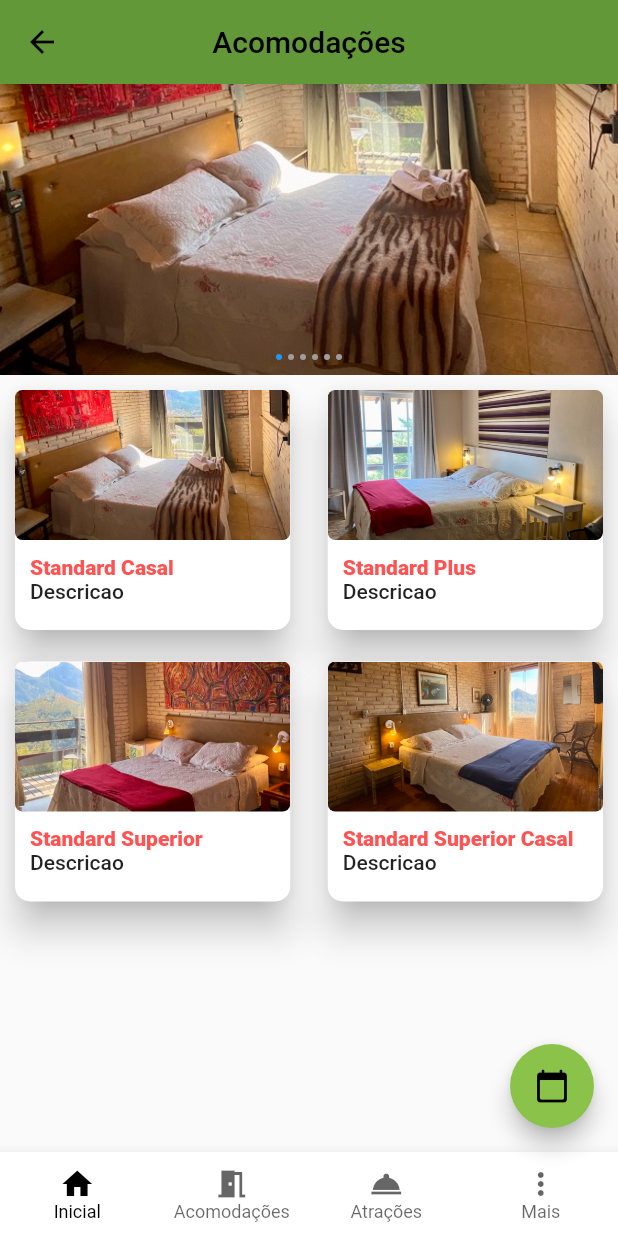
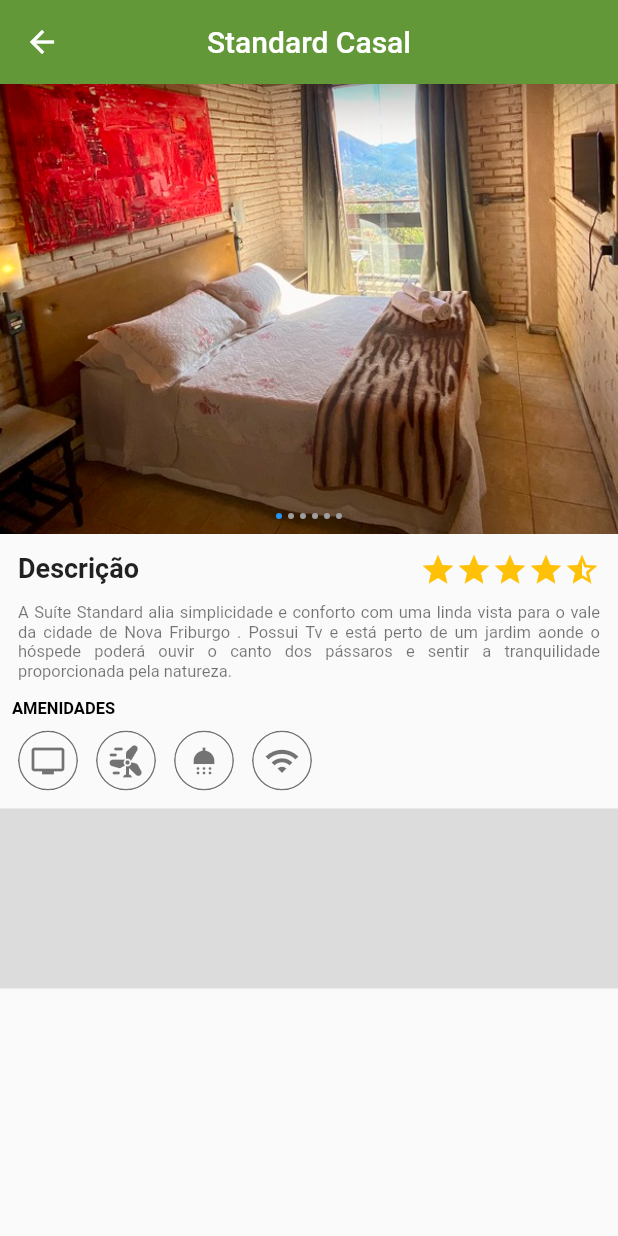
Before and after one commit to mattostiago/vdf, a Flutter app: the Acomodacoes screen opened directly, after a tap on "Standard Casal", on a phone screen of 412 x 824 dp. Run offline on Flutter 3.47's test engine with Material 2 defaults, Android fonts, the phone set to English and light mode, and no system bars; drawn by our look-alikes of flutter_image_slideshow; our stand-ins replace carousel_slider.

Commit message:
Novas páginas de acomodações

```diff
--- a/lib/source/screens/acomodacoes.dart
+++ b/lib/source/screens/acomodacoes.dart
@@ -3,6 +3,10 @@ import 'package:flutter/src/widgets/container.dart';
 import 'package:flutter/src/widgets/framework.dart';
 import 'package:flutter_image_slideshow/flutter_image_slideshow.dart';
 import 'package:vdf/source/responsive/dimensions.dart';
+import 'package:vdf/source/screens/acomodacoes/standard-casal.dart';
+import 'package:vdf/source/screens/acomodacoes/standard-plus.dart';
+import 'package:vdf/source/screens/acomodacoes/standard-superior-casal.dart';
+import 'package:vdf/source/screens/acomodacoes/standard-superior.dart';
 
 class Acomodacoes extends StatefulWidget {
   const Acomodacoes({super.key});
@@ -15,13 +19,13 @@ class _AcomodacoesState extends State<Acomodacoes> {
   int _currentIndex = 0;
   final List<MenuAcomodacoes> menu = [
     MenuAcomodacoes('assets/acomodacoes/standard-casal/margarida.jpg',
-        'Standard Casal', 'Descricao'),
+        'Standard Casal', 'Descricao', StandardCasal()),
     MenuAcomodacoes('assets/acomodacoes/standard-plus/azaleia-2.jpg',
-        'Standard Plus', 'Descricao'),
+        'Standard Plus', 'Descricao', StandardPlus()),
     MenuAcomodacoes('assets/acomodacoes/standard-superior/rosa.jpg',
-        'Standard Superior', 'Descricao'),
+        'Standard Superior', 'Descricao', StandardSuperior()),
     MenuAcomodacoes('assets/acomodacoes/standard-superior-casal/violeta.jpg',
-        'Standard Superior Casal', 'Descricao'),
+        'Standard Superior Casal', 'Descricao', StandardSuperiorCasal()),
   ];
   @override
   Widget build(BuildContext context) {
@@ -30,8 +34,12 @@ class _AcomodacoesState extends State<Acomodacoes> {
     return Scaffold(
       extendBodyBehindAppBar: true,
       appBar: AppBar(
+        foregroundColor: Colors.white,
         //backgroundColor: Colors.black,
-        title: const Text("Acomodações"),
+        title: const Text(
+          "Acomodações",
+          //style: TextStyle(color: Colors.white),
+        ),
         centerTitle: true,
         elevation: 10,
         backgroundColor: Color.fromARGB(255, 98, 152, 55),
@@ -160,7 +168,7 @@ class _AcomodacoesState extends State<Acomodacoes> {
                           ),
                           onTap: () {
                             Navigator.of(context).push(MaterialPageRoute(
-                                builder: (context) => Acomodacoes()));
+                                builder: (context) => menu[index].classe));
                           },
                         ),
                       );
@@ -216,10 +224,11 @@ ThemeData _buildShrineTheme() {
 }
 
 class MenuAcomodacoes {
-  MenuAcomodacoes(this.image, this.title, this.description);
+  MenuAcomodacoes(this.image, this.title, this.description, this.classe);
   final String image;
   final String title;
   final String description;
+  final classe;
 }
 
 TextTheme _buildShrineTextTheme(TextTheme base) {
--- /dev/null
+++ b/lib/source/screens/acomodacoes/standard-casal.dart
@@ -0,0 +1,342 @@
+import 'package:flutter/material.dart';
+import 'package:flutter_image_slideshow/flutter_image_slideshow.dart';
+
+class StandardCasal extends StatefulWidget {
+  StandardCasal({Key? key}) : super(key: key);
+
+  @override
+  State<StandardCasal> createState() => _StandardCasalState();
+}
+
+class _StandardCasalState extends State<StandardCasal> {
+  int _indiceAtual = 0;
+
+  @override
+  Widget build(BuildContext context) {
+    return Scaffold(
+      appBar: AppBar(
+        foregroundColor: Colors.white,
+        //backgroundColor: Colors.black,
+        title: const Text(
+          "Standard Casal",
+          //style: TextStyle(color: Colors.white),
+        ),
+        centerTitle: true,
+        elevation: 10,
+        backgroundColor: Color.fromARGB(255, 98, 152, 55),
+        //backgroundColor: Colors.cyan[900],
+      ),
+      body: Column(
+        children: [
+          ImageSlideshow(
+            indicatorColor: Colors.blue,
+            onPageChanged: (value) {
+              //debugPrint('Page changed: $value');
+            },
+            height: 300,
+            indicatorRadius: 2,
+            autoPlayInterval: 3000,
+            isLoop: true,
+            children: [
+              Image.asset(
+                'assets/acomodacoes/standard-casal/margarida.jpg',
+                fit: BoxFit.cover,
+              ),
+              Image.asset(
+                'assets/acomodacoes/standard-plus/azaleia-2.jpg',
+                fit: BoxFit.cover,
+              ),
+              Image.asset(
+                'assets/acomodacoes/standard-superior/begonia.jpg',
+                fit: BoxFit.cover,
+              ),
+              Image.asset(
+                'assets/acomodacoes/standard-superior/Bouganville.jpg',
+                fit: BoxFit.cover,
+              ),
+              Image.asset(
+                'assets/acomodacoes/standard-superior/Bromelia.jpg',
+                fit: BoxFit.cover,
+              ),
+              Image.asset(
+                'assets/acomodacoes/standard-superior/rosa.jpg',
+                fit: BoxFit.cover,
+              ),
+            ],
+          ),
+          Expanded(
+            child: SingleChildScrollView(
+              child: Column(
+                children: [
+                  Padding(
+                    padding: const EdgeInsets.only(
+                      left: 12,
+                      top: 12,
+                      bottom: 10,
+                    ),
+                    child: Row(
+                      crossAxisAlignment: CrossAxisAlignment.start,
+                      mainAxisAlignment: MainAxisAlignment.start,
+                      children: [
+                        const Text(
+                          "Descrição",
+                          textAlign: TextAlign.start,
+                          style: TextStyle(
+                            fontSize: 18,
+                            fontWeight: FontWeight.w700,
+                            color: Colors.black87,
+                          ),
+                        ),
+                        Spacer(),
+                        Padding(
+                          padding: const EdgeInsets.only(right: 12),
+                          child: InkWell(
+                            child: Row(
+                              crossAxisAlignment: CrossAxisAlignment.start,
+                              mainAxisAlignment: MainAxisAlignment.start,
+                              children: const [
+                                Icon(Icons.star_purple500_sharp,
+                                    color: Colors.amber),
+                                Icon(Icons.star_purple500_sharp,
+                                    color: Colors.amber),
+                                Icon(Icons.star_purple500_sharp,
+                                    color: Colors.amber),
+                                Icon(Icons.star_purple500_sharp,
+                                    color: Colors.amber),
+                                Icon(Icons.star_half_sharp,
+                                    color: Colors.amber),
+                                //Text(  "Avaliações", textAlign: TextAlign.center, ),
+                              ],
+                            ),
+                            onTap: () {
+                              retornaDialog(context, "Avaliações",
+                                  "Confira o que os hóspedes estão falando dessa acomodação.");
+                            },
+                          ),
+                        ),
+                      ],
+                    ),
+                  ),
+
+                  /*  Padding(
+              padding: const EdgeInsets.only(
+                left: 8,
+              ),
+              child: Row(
+                crossAxisAlignment: CrossAxisAlignment.start,
+                mainAxisAlignment: MainAxisAlignment.start,
+                children: const [
+                  Text(
+                    "DESCRIÇÃO",
+                    textAlign: TextAlign.start,
+                    style: TextStyle(
+                      fontSize: 11,
+                      fontWeight: FontWeight.w700,
+                      color: Colors.black,
+                    ),
+                  ),
+                ],
+              ),
+            ),*/
+                  Padding(
+                    padding: const EdgeInsets.only(
+                      left: 12,
+                      bottom: 12,
+                      right: 12,
+                    ),
+                    child: Container(
+                      child: const Text(
+                        "A Suíte Standard alia simplicidade e conforto com uma linda vista para o vale da cidade de Nova Friburgo . Possui Tv e está perto de um jardim aonde o hóspede poderá ouvir o canto dos pássaros e sentir a tranquilidade proporcionada pela natureza.",
+                        textAlign: TextAlign.justify,
+                        style: TextStyle(
+                          fontSize: 11,
+                          color: Colors.black54,
+                          overflow: TextOverflow.visible,
+                        ),
+                      ),
+                    ),
+                  ),
+                  Padding(
+                    padding: const EdgeInsets.only(
+                      left: 8,
+                      bottom: 8,
+                    ),
+                    child: Row(
+                      crossAxisAlignment: CrossAxisAlignment.start,
+                      mainAxisAlignment: MainAxisAlignment.start,
+                      children: const [
+                        Text(
+                          "AMENIDADES",
+                          textAlign: TextAlign.start,
+                          style: TextStyle(
+                            fontSize: 11,
+                            fontWeight: FontWeight.w700,
+                            color: Colors.black,
+                          ),
+                        ),
+                      ],
+                    ),
+                  ),
+                  Row(
+                    children: [
+                      Padding(
+                        padding: const EdgeInsets.only(left: 12),
+                        child: ClipOval(
+                          child: Material(
+                            shape: const CircleBorder(
+                                side: BorderSide(color: Colors.black54)),
+                            child: InkWell(
+                              splashColor: Colors.black45, // Splash color
+                              onTap: () {
+                                retornaDialog(context, "TV",
+                                    "O Standard Casal conta com TV LCD.");
+                              },
+                              child: const SizedBox(
+                                width: 40,
+                                height: 40,
+                                child: Icon(
+                                  Icons.tv,
+                                  color: Colors.black54,
+                                ),
+                              ),
+                            ),
+                          ),
+                        ),
+                      ),
+                      Padding(
+                        padding: const EdgeInsets.only(left: 12),
+                        child: ClipOval(
+                          child: Material(
+                            shape: const CircleBorder(
+                                side: BorderSide(color: Colors.black54)),
+                            child: InkWell(
+                              splashColor: Colors.black45, // Splash color
+                              onTap: () {
+                                retornaDialog(context, "Ventilador",
+                                    "O Standard Casal conta ventilador.");
+                              },
+                              child: const SizedBox(
+                                width: 40,
+                                height: 40,
+                                child: Icon(
+                                  Icons.wind_power_rounded,
+                                  color: Colors.black54,
+                                ),
+                              ),
+                            ),
+                          ),
+                        ),
+                      ),
+                      /*
+              Padding(
+                padding: const EdgeInsets.only(left: 12),
+                child: ClipOval(
+                  child: Material(
+                    shape: const CircleBorder(
+                        side: BorderSide(color: Colors.black54)),
+                    child: InkWell(
+                      splashColor: Colors.black45, // Splash color
+                      onTap: () {
+                        retornaDialog(context, "TV",
+                            "O Standard Casal conta com TV LCD.");
+                      },
+                      child: const SizedBox(
+                        width: 40,
+                        height: 40,
+                        child: Icon(
+                          Icons.air,
+                          color: Colors.black54,
+                        ),
+                      ),
+                    ),
+                  ),
+                ),
+              ),*/
+                      Padding(
+                        padding: const EdgeInsets.only(left: 12),
+                        child: ClipOval(
+                          child: Material(
+                            shape: const CircleBorder(
+                                side: BorderSide(color: Colors.black54)),
+                            child: InkWell(
+                              splashColor: Colors.black45, // Splash color
+                              onTap: () {
+                                retornaDialog(context, "Banheiro privativo",
+                                    "Banheiro privativo com chuveiro com aquecimento.");
+                              },
+                              child: const SizedBox(
+                                width: 40,
+                                height: 40,
+                                child: Icon(
+                                  Icons.shower,
+                                  color: Colors.black54,
+                                ),
+                              ),
+                            ),
+                          ),
+                        ),
+                      ),
+                      Padding(
+                        padding: const EdgeInsets.only(left: 12),
+                        child: ClipOval(
+                          child: Material(
+                            shape: const CircleBorder(
+                                side: BorderSide(color: Colors.black54)),
+                            child: InkWell(
+                              splashColor: Colors.black45, // Splash color
+                              onTap: () {
+                                retornaDialog(context, "Wi-Fi",
+                                    "Wi-Fi grátis disponível.");
+                              },
+                              child: const SizedBox(
+                                width: 40,
+                                height: 40,
+                                child: Icon(
+                                  Icons.wifi,
+                                  color: Colors.black54,
+                                ),
+                              ),
+                            ),
+                          ),
+                        ),
+                      ),
+                    ],
+                  ),
+                  Padding(
+                    padding: EdgeInsets.only(
+                      top: 12,
+                    ),
+                    child: Container(
+                      color: Colors.black12,
+                      height: 120,
+                    ),
+                  ),
+                ],
+              ),
+            ),
+          ),
+        ],
+      ),
+    );
+  }
+
+  void retornaDialog(BuildContext context, String title, String conteudo) {
+    showDialog(
+      context: context,
+      builder: (BuildContext context) {
+        return AlertDialog(
+          title: Text(title),
+          content: Text(conteudo),
+          actions: <Widget>[
+            ElevatedButton(
+              child: const Text("Ok"),
+              onPressed: () {
+                Navigator.of(context).pop();
+              },
+            ),
+          ],
+        );
+      },
+    );
+  }
+}
--- a/pubspec.yaml
+++ b/pubspec.yaml
@@ -67,6 +67,9 @@ flutter:
       - assets/acomodacoes/standard-superior-casal/
       - assets/pousada/
       - assets/
+
+
+
   # To add assets to your application, add an assets section, like this:
   # assets:
   #   - images/a_dot_burr.jpeg
```
Also changed, not shown: lib/source/responsive/mobile_body.dart (+32 -28 lines), lib/source/screens/acomodacoes/standard-plus.dart (added, +19 -0 lines), lib/source/screens/acomodacoes/standard-superior-casal.dart (added, +19 -0 lines), lib/source/screens/acomodacoes/standard-superior.dart (added, +19 -0 lines), assets/fontes/LUZRO.TTF (added).
